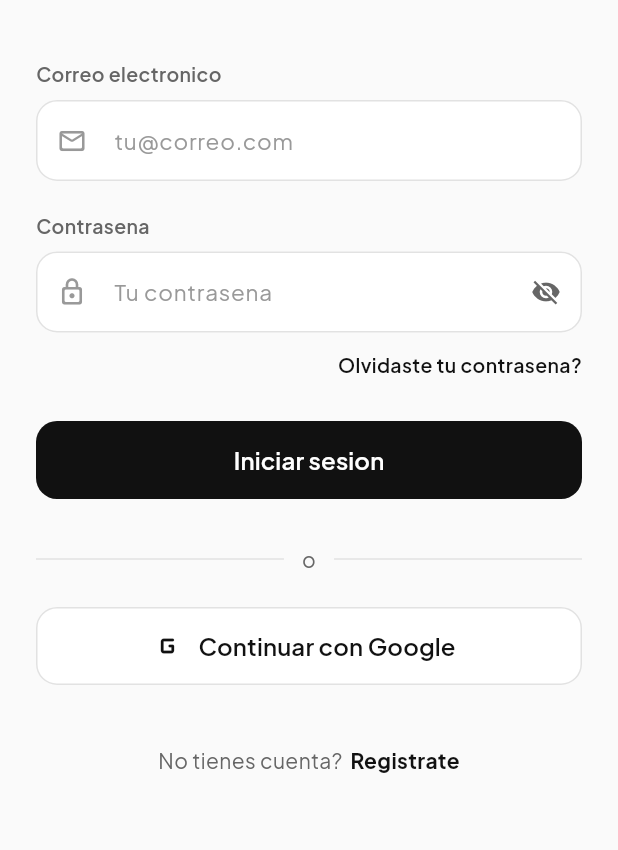
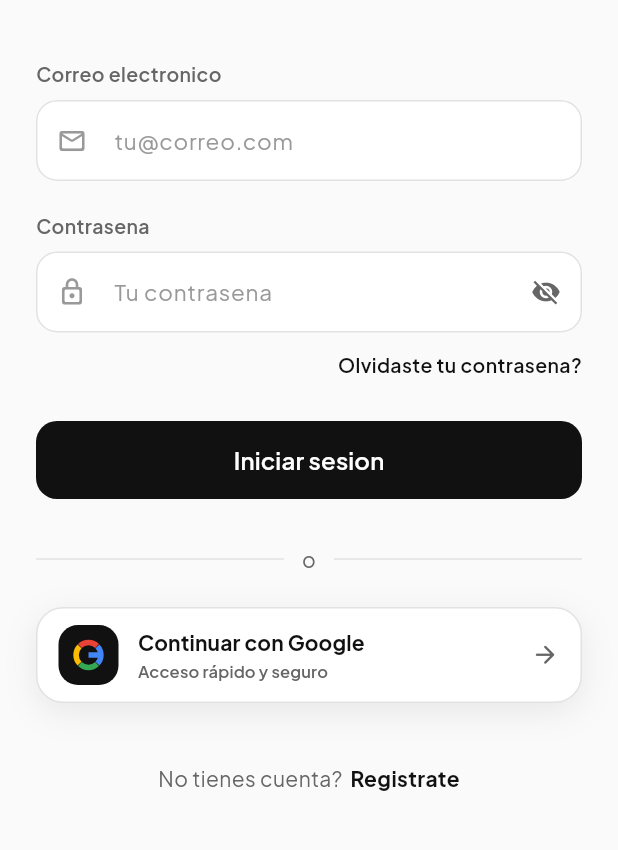
Before and after one commit to cdelriot1121/DetailedToDo-movil, a Flutter app: the screen it shows after launch, on a phone screen of 412 x 824 dp, the part 371-1221 px from its top. Run offline on Flutter 3.47's test engine with Material 3 defaults, Android fonts, the light colour scheme and no system bars; our stand-ins replace dio, flutter_local_notifications, flutter_riverpod, flutter_secure_storage, go_router, google_fonts and 4 more; missing offline and left inert: dart:js_interop, google_sign_in_web, phosphoricons_flutter; accounts and stored records are empty.

Commit message:
feat: integración Auth2 con google

```diff
--- a/lib/app/config/app_config.dart
+++ b/lib/app/config/app_config.dart
@@ -2,6 +2,7 @@ import 'package:flutter/foundation.dart';
 
 class AppConfig {
   static const String _envUrl = String.fromEnvironment('API_BASE_URL');
+  static const String googleWebClientId = String.fromEnvironment('GOOGLE_WEB_CLIENT_ID');
 
   static String get apiBaseUrl {
     String base;
--- /dev/null
+++ b/lib/features/auth/views/google_g_mark.dart
@@ -0,0 +1,57 @@
+import 'dart:math' as math;
+
+import 'package:flutter/material.dart';
+
+class GoogleGMark extends StatelessWidget {
+  const GoogleGMark({super.key, this.size = 24});
+
+  final double size;
+
+  @override
+  Widget build(BuildContext context) => CustomPaint(
+        size: Size.square(size),
+        painter: _GoogleGMarkPainter(),
+      );
+}
+
+class _GoogleGMarkPainter extends CustomPainter {
+  @override
+  void paint(Canvas canvas, Size size) {
+    final center = Offset(size.width / 2, size.height / 2);
+    final radius = size.shortestSide * 0.36;
+    final rect = Rect.fromCircle(center: center, radius: radius);
+    final strokeWidth = size.shortestSide * 0.16;
+    const gap = 0.045;
+    final segments = <(Color, double)>[
+      (const Color(0xFFEA4335), -3 * math.pi / 4),
+      (const Color(0xFF4285F4), -math.pi / 4),
+      (const Color(0xFF34A853), math.pi / 4),
+      (const Color(0xFFFBBC05), 3 * math.pi / 4),
+    ];
+
+    for (final (color, startAngle) in segments) {
+      canvas.drawArc(
+        rect,
+        startAngle + gap / 2,
+        math.pi / 2 - gap,
+        false,
+        Paint()
+          ..color = color
+          ..style = PaintingStyle.stroke
+          ..strokeWidth = strokeWidth,
+      );
+    }
+
+    canvas.drawLine(
+      center,
+      Offset(center.dx + radius, center.dy),
+      Paint()
+        ..color = const Color(0xFF4285F4)
+        ..strokeWidth = strokeWidth
+        ..strokeCap = StrokeCap.butt,
+    );
+  }
+
+  @override
+  bool shouldRepaint(covariant CustomPainter oldDelegate) => false;
+}
--- /dev/null
+++ b/lib/features/auth/views/google_sign_in_button_stub.dart
@@ -0,0 +1,11 @@
+import 'package:flutter/material.dart';
+
+Widget buildGoogleSignInButton({
+  required bool isDark,
+  required VoidCallback onPressed,
+}) =>
+    ElevatedButton.icon(
+      onPressed: onPressed,
+      icon: const Icon(Icons.g_mobiledata),
+      label: const Text('Continuar con Google'),
+    );
--- a/lib/features/auth/views/login_screen.dart
+++ b/lib/features/auth/views/login_screen.dart
@@ -1,10 +1,16 @@
 import 'package:flutter/material.dart';
 import 'package:flutter_riverpod/flutter_riverpod.dart';
 import 'package:go_router/go_router.dart';
+import 'package:flutter/foundation.dart';
+import 'package:google_sign_in/google_sign_in.dart';
+import 'dart:async';
 import '../../../app/theme.dart';
 import '../../../core/utils/validators.dart';
 import '../../../core/widgets/app_text_field.dart';
+import 'google_g_mark.dart';
 import '../viewmodels/auth_view_model.dart';
+import 'google_sign_in_button_stub.dart'
+    if (dart.library.html) 'google_sign_in_button_web.dart' as google_button;
 
 class LoginScreen extends ConsumerStatefulWidget {
   const LoginScreen({super.key});
@@ -14,12 +20,47 @@ class LoginScreen extends ConsumerStatefulWidget {
 }
 
 class _LoginScreenState extends ConsumerState<LoginScreen> {
+  StreamSubscription<GoogleSignInAuthenticationEvent>? _googleEvents;
   final _formKey = GlobalKey<FormState>();
   final _emailController = TextEditingController();
   final _passwordController = TextEditingController();
 
   @override
+  void initState() {
+    super.initState();
+    if (kIsWeb) {
+      _googleEvents = GoogleSignIn.instance.authenticationEvents.listen((event) {
+        if (event is GoogleSignInAuthenticationEventSignIn) {
+          final idToken = event.user.authentication.idToken;
+          if (idToken != null) _completeGoogleSignIn(idToken);
+        }
+      });
+    }
+  }
+
+  Future<void> _signInWithGoogle() async {
+    if (kIsWeb) return; // En web el botón oficial de GIS inicia el flujo.
+    try {
+      final account = await GoogleSignIn.instance.authenticate();
+      final idToken = account.authentication.idToken;
+      if (idToken == null) throw StateError('Google no devolvió un ID token.');
+      await _completeGoogleSignIn(idToken);
+    } catch (_) {
+      if (mounted) {
+        ref.read(authViewModelProvider.notifier).clearError();
+        ScaffoldMessenger.of(context).showSnackBar(const SnackBar(content: Text('No se pudo iniciar sesión con Google.')));
+      }
+    }
+  }
+
+  Future<void> _completeGoogleSignIn(String idToken) async {
+    final success = await ref.read(authViewModelProvider.notifier).loginWithGoogle(idToken);
+    if (success && mounted) context.go('/home');
+  }
+
+  @override
   void dispose() {
+    _googleEvents?.cancel();
     _emailController.dispose();
     _passwordController.dispose();
     super.dispose();
@@ -281,30 +322,90 @@ class _LoginScreenState extends ConsumerState<LoginScreen> {
                     const SizedBox(height: 20),
 
                     // Boton: Continuar con Google
-                    SizedBox(
-                      height: 52,
-                      child: OutlinedButton.icon(
+                    if (kIsWeb)
+                      Center(
+                        child: google_button.buildGoogleSignInButton(
+                          isDark: context.palette.isDark,
+                          onPressed: _signInWithGoogle,
+                        ),
+                      )
+                    else
+                      Container(
+                      height: 64,
+                      decoration: BoxDecoration(
+                        color: context.palette.surface,
+                        borderRadius: BorderRadius.circular(18),
+                        border: Border.all(color: context.palette.border),
+                        boxShadow: [
+                          BoxShadow(
+                            color: context.palette.accent.withValues(alpha: 0.08),
+                            blurRadius: 18,
+                            offset: const Offset(0, 6),
+                          ),
+                        ],
+                      ),
+                      child: OutlinedButton(
                         style: OutlinedButton.styleFrom(
-                          backgroundColor: context.palette.surface,
                           foregroundColor: context.palette.primaryText,
-                          side: BorderSide(
-                              color: context.palette.border, width: 1),
+                          side: BorderSide.none,
+                          padding: const EdgeInsets.symmetric(horizontal: 14),
                           shape: RoundedRectangleBorder(
-                            borderRadius: BorderRadius.circular(14),
+                            borderRadius: BorderRadius.circular(18),
                           ),
                         ),
-                        onPressed: () {},
-                        icon: Icon(
-                          Icons.g_mobiledata_rounded,
-                          size: 24,
-                          color: context.palette.primaryText,
-                        ),
-                        label: const Text(
-                          'Continuar con Google',
-                          style: TextStyle(
-                            fontSize: 16,
-                            fontWeight: FontWeight.w600,
-                          ),
+                        onPressed: authState.isLoading ? null : _signInWithGoogle,
+                        child: Row(
+                          children: [
+                            Container(
+                              width: 40,
+                              height: 40,
+                              decoration: BoxDecoration(
+                                color: context.palette.accentContainer,
+                                borderRadius: BorderRadius.circular(13),
+                              ),
+                              child: const Center(child: GoogleGMark(size: 23)),
+                            ),
+                            const SizedBox(width: 13),
+                            Expanded(
+                              child: Column(
+                                mainAxisAlignment: MainAxisAlignment.center,
+                                crossAxisAlignment: CrossAxisAlignment.start,
+                                children: [
+                                  Text(
+                                    'Continuar con Google',
+                                    style: TextStyle(
+                                      color: context.palette.primaryText,
+                                      fontSize: 14,
+                                      fontWeight: FontWeight.w700,
+                                    ),
+                                  ),
+                                  const SizedBox(height: 2),
+                                  Text(
+                                    'Acceso rápido y seguro',
+                                    style: TextStyle(
+                                      color: context.palette.secondaryText,
+                                      fontSize: 11,
+                                    ),
+                                  ),
+                                ],
+                              ),
+                            ),
+                            if (authState.isLoading)
+                              SizedBox(
+                                width: 18,
+                                height: 18,
+                                child: CircularProgressIndicator(
+                                  strokeWidth: 2,
+                                  color: context.palette.accent,
+                                ),
+                              )
+                            else
+                              Icon(
+                                Icons.arrow_forward_rounded,
+                                size: 19,
+                                color: context.palette.secondaryText,
+                              ),
+                          ],
                         ),
                       ),
                     ),
--- a/pubspec.yaml
+++ b/pubspec.yaml
@@ -48,6 +48,8 @@ dependencies:
   url_launcher: ^6.3.3
   google_fonts: ^8.2.1
   web: ^1.1.1
+  google_sign_in: ^7.2.0
+  google_sign_in_web: ^1.1.3
 dev_dependencies:
   flutter_test:
     sdk: flutter
```
Also changed, not shown: lib/features/auth/data/auth_api_service.dart (+9 -0 lines), lib/features/auth/data/auth_repository.dart (+10 -0 lines), lib/features/auth/viewmodels/auth_view_model.dart (+20 -0 lines), lib/features/auth/views/google_sign_in_button_web.dart (added, +26 -0 lines), lib/main.dart (+9 -0 lines), pubspec.lock, 2 other files.
